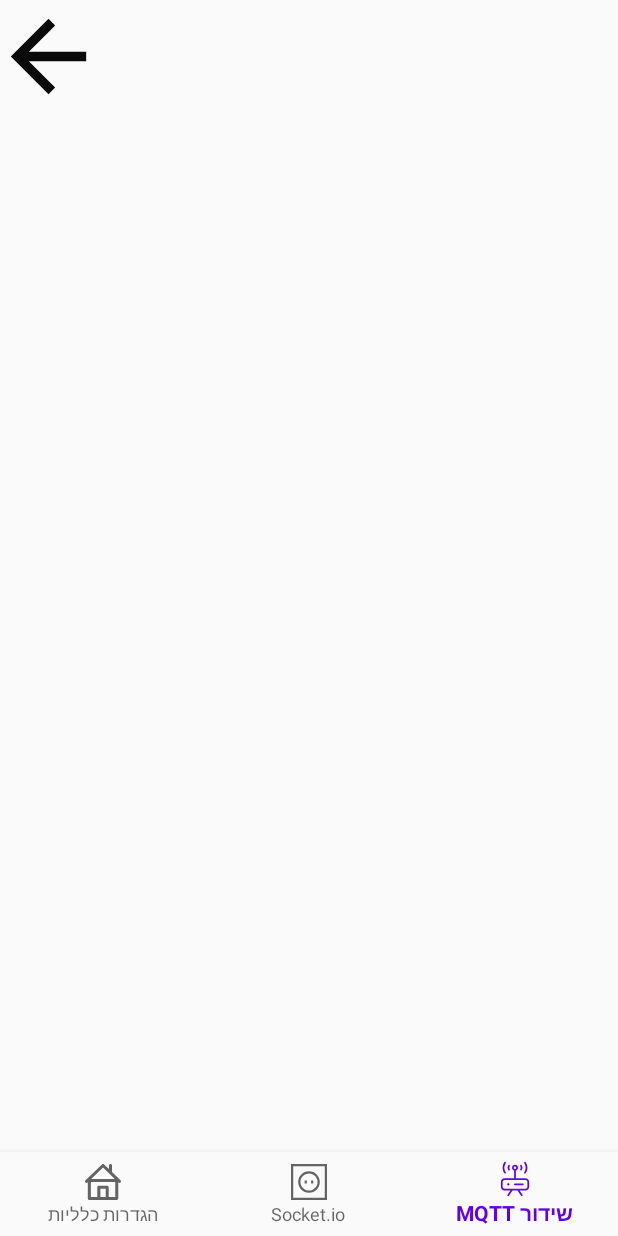
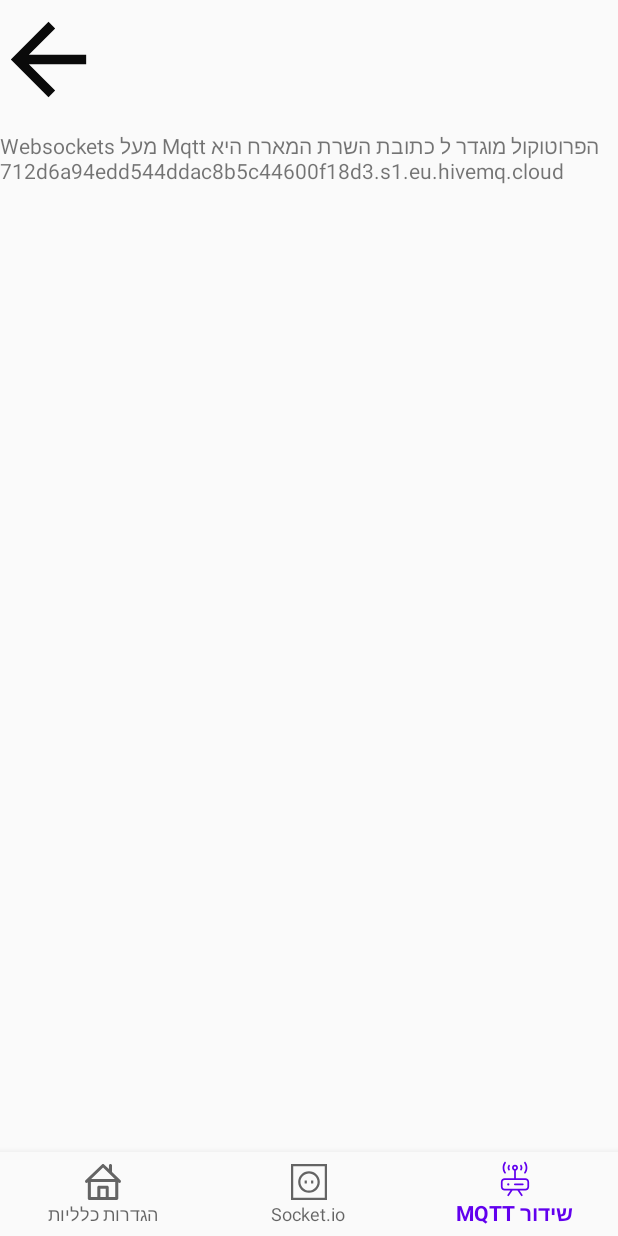
Before and after one commit to amazingProj/PanicButtonApplication, an Android app: the SettingActivity screen opened directly, with no data from a screen before it, item 3 of the bottom bar chosen, on a phone screen of 412 x 824 dp. Run offline under Robolectric (Android 15) with nearby library versions, the phone set to English and light mode, and no system bars.

Commit message:
;););) let go with it

```diff
--- a/app/src/main/java/com/example/custombutton/main/service/SocketHandler.kt
+++ b/app/src/main/java/com/example/custombutton/main/service/SocketHandler.kt
@@ -62,6 +62,11 @@ object SocketHandler {
     }
 
     @Synchronized
+    fun getPort() : String{
+        return PORT
+    }
+
+    @Synchronized
     fun updateBaseUrl(){
         BASE_URL = httpPreString + IP_ADDRESS + twoDotsToken + PORT
     }
--- a/app/src/main/res/layout/mqtt_fragment.xml
+++ b/app/src/main/res/layout/mqtt_fragment.xml
@@ -4,6 +4,8 @@
     android:layout_height="match_parent"
     android:orientation="vertical">
     <LinearLayout
+        android:layout_marginTop="2dp"
+        android:layout_marginBottom="10dp"
         android:layout_width="match_parent"
         android:layout_height="wrap_content"
         android:orientation="horizontal">
@@ -21,5 +23,15 @@
             android:contentDescription="@string/go_back" />
     </LinearLayout>
 
+    <LinearLayout
+        android:orientation="horizontal"
+        android:layout_width="match_parent"
+        android:layout_height="wrap_content">
+        <TextView
+            android:id="@+id/text_view_id"
+            android:layout_height="wrap_content"
+            android:layout_width="wrap_content"
+            android:text="@string/par" />
+    </LinearLayout>
 
 </LinearLayout>
--- a/app/src/main/res/values/strings.xml
+++ b/app/src/main/res/values/strings.xml
@@ -30,4 +30,10 @@
     <string name="option_6">כל חצי שעה</string>
     <string name="option_7">ללא</string>
     <string name="show_menu">הודעה שיגרתית</string>
+    <string name="par">
+        Websockets   מעל Mqtt  הפרוטוקול מוגדר ל
+        כתובת השרת המארח היא
+        712d6a94edd544ddac8b5c44600f18d3.s1.eu.hivemq.cloud
+    </string>
+
 </resources>
```
Also changed, not shown: app/src/main/java/com/example/custombutton/main/activity/MainActivity.kt (+18 -53 lines), app/src/main/java/com/example/custombutton/main/model/EmergencySignal.kt (+0 -23 lines), app/src/main/java/com/example/custombutton/main/model/InformationClass.kt (+7 -0 lines), app/src/main/res/layout/socket_fragment.xml (+3 -6 lines).
